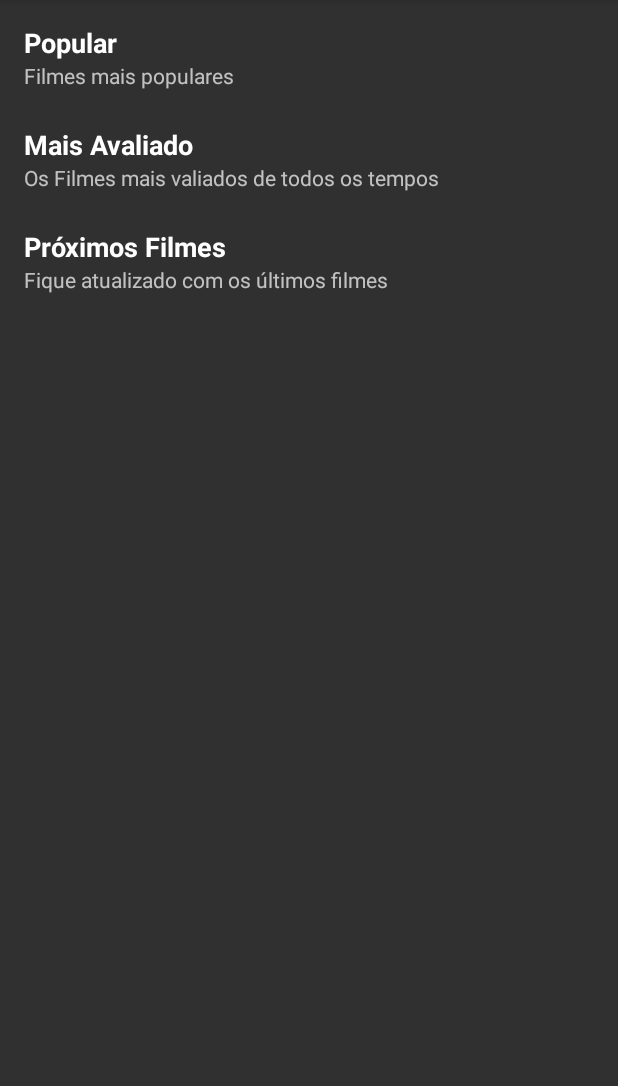
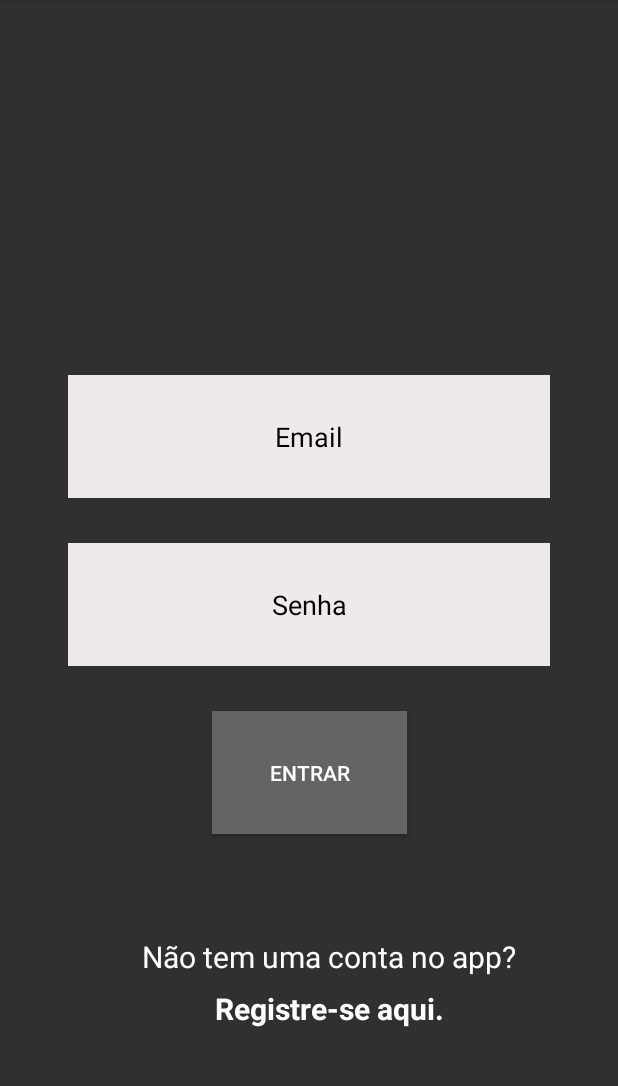
Before and after one commit to felipejoseguimaraesfonseca/TheMovieApp, an Android app: the screen it shows after launch (MainActivity before the commit, LoginActivity after it), on a phone screen of 412 x 824 dp, the part 84-1170 px from its top. Run offline under Robolectric (Android 15) with nearby library versions, the phone set to English and light mode, and no system bars.

Commit message:
Login and Register activities has been added.

```diff
--- /dev/null
+++ b/app/src/main/java/com/example/themovieapp/view/LoginActivity.kt
@@ -0,0 +1,47 @@
+package com.example.themovieapp.view
+
+import android.content.Intent
+import androidx.appcompat.app.AppCompatActivity
+import android.os.Bundle
+import android.view.View
+import android.widget.Toast
+import com.example.themovieapp.R
+import kotlinx.android.synthetic.main.activity_login.*
+
+class LoginActivity : AppCompatActivity(), View.OnClickListener {
+
+
+    override fun onCreate(savedInstanceState: Bundle?) {
+        super.onCreate(savedInstanceState)
+        setContentView(R.layout.activity_login)
+
+        setListeners()
+    }
+
+    private fun setListeners() {
+        buttonLogIn.setOnClickListener(this)
+        textRegisterHere.setOnClickListener(this)
+    }
+
+    override fun onClick(view: View) {
+        val id = view.id
+
+        if (id == R.id.buttonLogIn) {
+            val editEmailString = editEmail.text.toString()
+            val editPasswordString = editPassword.text.toString()
+
+            if (editEmailString == "" && editPasswordString == "") {
+                Toast.makeText(this, getString(R.string.put_datas), Toast.LENGTH_SHORT).show()
+            } else if ( editEmailString == "" || editPasswordString == "") {
+                Toast.makeText(this, getString(R.string.put_datas), Toast.LENGTH_SHORT).show()
+            } else {
+                startActivity(Intent(this, MainActivity::class.java))
+                finish()
+            }
+
+        } else if (id == R.id.textRegisterHere) {
+            startActivity(Intent(this, RegisterActivity::class.java))
+            finish()
+        }
+    }
+}
--- /dev/null
+++ b/app/src/main/res/layout/activity_login.xml
@@ -0,0 +1,82 @@
+<?xml version="1.0" encoding="utf-8"?>
+<androidx.constraintlayout.widget.ConstraintLayout xmlns:android="http://schemas.android.com/apk/res/android"
+    xmlns:app="http://schemas.android.com/apk/res-auto"
+    xmlns:tools="http://schemas.android.com/tools"
+    android:layout_width="match_parent"
+    android:layout_height="match_parent"
+    tools:context=".view.LoginActivity">
+
+    <androidx.appcompat.widget.AppCompatEditText
+        android:id="@+id/editEmail"
+        android:layout_width="0dp"
+        android:layout_height="0dp"
+        android:layout_marginStart="45dp"
+        android:layout_marginTop="250dp"
+        android:layout_marginEnd="45dp"
+        android:layout_marginBottom="30dp"
+        android:background="@color/editTextColor"
+        android:hint="@string/email"
+        android:textAlignment="center"
+        android:textColorHint="@color/colorPrimaryDark"
+        app:layout_constraintBottom_toTopOf="@+id/editPassword"
+        app:layout_constraintEnd_toEndOf="parent"
+        app:layout_constraintStart_toStartOf="parent"
+        app:layout_constraintTop_toTopOf="parent" />
+
+    <androidx.appcompat.widget.AppCompatEditText
+        android:id="@+id/editPassword"
+        android:layout_width="0dp"
+        android:layout_height="0dp"
+        android:layout_marginStart="45dp"
+        android:layout_marginEnd="45dp"
+        android:layout_marginBottom="30dp"
+        android:background="@color/editTextColor"
+        android:hint="@string/password"
+        android:textAlignment="center"
+        android:textColorHint="@color/colorPrimaryDark"
+        app:layout_constraintBottom_toTopOf="@+id/buttonLogIn"
+        app:layout_constraintEnd_toEndOf="parent"
+        app:layout_constraintStart_toStartOf="parent"
+        app:layout_constraintTop_toBottomOf="@+id/editEmail" />
+
+    <Button
+        android:id="@+id/buttonLogIn"
+        android:layout_width="130dp"
+        android:layout_height="0dp"
+        android:layout_marginBottom="68dp"
+        android:background="@color/buttonColor"
+        android:text="@string/log_in"
+        android:textColor="@color/textButtonColor"
+        app:layout_constraintBottom_toTopOf="@+id/textNoAccountApp"
+        app:layout_constraintEnd_toEndOf="parent"
+        app:layout_constraintStart_toStartOf="parent"
+        app:layout_constraintTop_toBottomOf="@+id/editPassword" />
+
+    <TextView
+        android:id="@+id/textNoAccountApp"
+        android:layout_width="wrap_content"
+        android:layout_height="wrap_content"
+        android:layout_marginEnd="68dp"
+        android:layout_marginBottom="7dp"
+        android:text="@string/no_account_app"
+        android:textColor="#fff"
+        android:textSize="20sp"
+        app:layout_constraintBottom_toTopOf="@+id/textRegisterHere"
+        app:layout_constraintEnd_toEndOf="parent"
+        app:layout_constraintTop_toBottomOf="@+id/buttonLogIn" />
+
+    <TextView
+        android:id="@+id/textRegisterHere"
+        android:layout_width="wrap_content"
+        android:layout_height="wrap_content"
+        android:layout_marginBottom="82dp"
+        android:text="@string/register_here"
+        android:textColor="#fff"
+        android:textSize="20sp"
+        android:textStyle="bold"
+        app:layout_constraintBottom_toBottomOf="parent"
+        app:layout_constraintEnd_toEndOf="@+id/textNoAccountApp"
+        app:layout_constraintStart_toStartOf="@+id/textNoAccountApp"
+        app:layout_constraintTop_toBottomOf="@+id/textNoAccountApp" />
+
+</androidx.constraintlayout.widget.ConstraintLayout>
--- a/app/src/main/res/values/colors.xml
+++ b/app/src/main/res/values/colors.xml
@@ -3,4 +3,7 @@
     <color name="colorPrimary">#212121</color>
     <color name="colorPrimaryDark">#000000</color>
     <color name="colorAccent">#FF5252</color>
+    <color name="editTextColor">#EFEAEA</color>
+    <color name="buttonColor">#646464</color>
+    <color name="textButtonColor">#fff</color>
 </resources>
--- a/app/src/main/res/values/strings.xml
+++ b/app/src/main/res/values/strings.xml
@@ -7,4 +7,14 @@
     <string name="highest_rated_movies">Os Filmes mais valiados de todos os tempos</string>
     <string name="upcoming">Próximos Filmes</string>
     <string name="stay_updated">Fique atualizado com os últimos filmes</string>
+    <string name="name">Nome</string>
+    <string name="last_name">Sobrenome</string>
+    <string name="email">Email</string>
+    <string name="password">Senha</string>
+    <string name="cancel">Cancelar</string>
+    <string name="sign_up">Registrar</string>
+    <string name="log_in">Entrar</string>
+    <string name="no_account_app">Não tem uma conta no app?</string>
+    <string name="register_here">Registre-se aqui.</string>
+    <string name="put_datas">Por favor preencha os dados</string>
 </resources>
--- /dev/null
+++ b/app/src/main/res/xml/backup_descriptor.xml
@@ -0,0 +1,4 @@
+<?xml version="1.0" encoding="utf-8"?>
+<full-backup-content>
+    <!-- Exclude specific shared preferences that contain GCM registration Id -->
+</full-backup-content>
```
Also changed, not shown: app/src/main/AndroidManifest.xml (+6 -3 lines), app/src/main/java/com/example/themovieapp/view/RegisterActivity.kt (added, +46 -0 lines), app/src/main/res/layout/activity_register.xml (added, +103 -0 lines).
